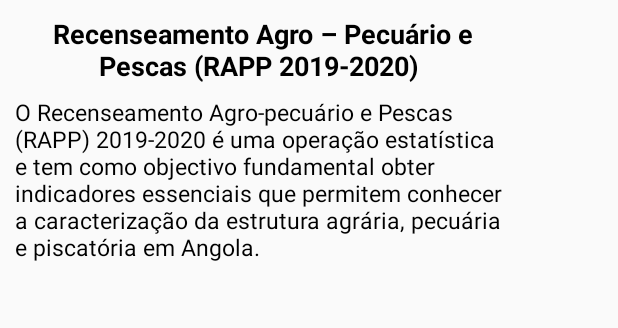
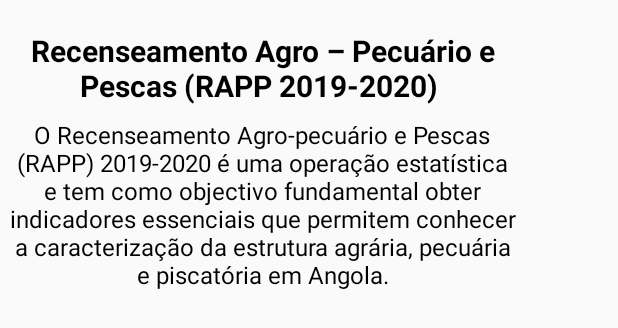
Before and after one commit to amarildofernandes/RappDicionario, an Android app: the layout dialogo_rapp_intro.xml on its own in the app's theme, with its tools: preview values and no code run, on a phone screen of 412 x 824 dp. Shown: the top 328 px of the screen. Run offline under Robolectric (Android 15) with nearby library versions, the phone set to English and light mode, and no system bars.

Commit message:
Faze final Com DialogBox commit

```diff
--- a/app/src/main/java/com/example/rappdicionario/TodasPalavrasFragment.kt
+++ b/app/src/main/java/com/example/rappdicionario/TodasPalavrasFragment.kt
@@ -20,7 +20,6 @@ import proitdevelopers.com.bloomberg.viewModel.PalavraViewModel
 
 class TodasPalavrasFragment : Fragment() {
 
-    lateinit var layoutManager: LinearLayoutManager
     internal val palavrasColecti = mutableListOf<Palavra>()
 
     override fun onCreateView(inflater: LayoutInflater, container: ViewGroup?, savedInstanceState: Bundle?): View? {
@@ -36,7 +35,7 @@ class TodasPalavrasFragment : Fragment() {
 
         palavraViewModel.palavrasLista.observe(this@TodasPalavrasFragment, Observer { palavras ->
             palavras?.let {
-
+                tv_total_palavras.text = "${palavras.size} Palavras"
                 for (palavra in palavras){
                     palavrasColecti.add(palavra)
                 }
--- a/app/src/main/res/layout/dialogo_rapp_intro.xml
+++ b/app/src/main/res/layout/dialogo_rapp_intro.xml
@@ -4,17 +4,19 @@
     xmlns:tools="http://schemas.android.com/tools"
     android:layout_width="350dp"
     android:layout_height="wrap_content"
-    android:padding="10dp">
+    android:padding="4dp"
+    android:textAlignment="center">
 
 
     <TextView
         android:id="@+id/textView"
         android:layout_width="wrap_content"
         android:layout_height="wrap_content"
+        android:layout_marginTop="16dp"
         android:text="Recenseamento Agro – Pecuário e Pescas (RAPP 2019-2020) "
         android:textAlignment="center"
         android:textColor="#000000"
-        android:textSize="18sp"
+        android:textSize="20dp"
         android:textStyle="bold"
         app:layout_constraintEnd_toEndOf="parent"
         app:layout_constraintStart_toStartOf="parent"
@@ -25,9 +27,12 @@
         android:layout_width="0dp"
         android:layout_height="wrap_content"
         android:layout_marginTop="8dp"
+        android:layout_marginBottom="16dp"
+        android:gravity="center"
         android:text="O Recenseamento Agro-pecuário e Pescas (RAPP) 2019-2020 é uma operação estatística e tem como objectivo fundamental obter indicadores essenciais que permitem conhecer a caracterização da estrutura agrária, pecuária e piscatória em Angola."
         android:textColor="#000000"
-        android:textSize="15sp"
+        android:textSize="16sp"
+        app:layout_constraintBottom_toBottomOf="parent"
         app:layout_constraintEnd_toEndOf="parent"
         app:layout_constraintStart_toStartOf="parent"
         app:layout_constraintTop_toBottomOf="@+id/textView" />
--- a/app/src/main/res/layout/fragment_inicial_dic.xml
+++ b/app/src/main/res/layout/fragment_inicial_dic.xml
@@ -78,7 +78,7 @@
         app:layout_constraintTop_toBottomOf="@+id/edit_txt_pesquisa" />
 
     <ImageView
-        android:id="@+id/imageView3"
+        android:id="@+id/img_rapp_logo"
         android:layout_width="60dp"
         android:layout_height="60dp"
         android:src="@drawable/logorapp"
```
Also changed, not shown: app/src/main/java/com/example/rappdicionario/InicialDicFragment.kt (+10 -3 lines), app/src/main/res/layout/fragment_todas_palavras.xml (+11 -1 lines), app/src/main/res/layout/item_palavra.xml (+16 -2 lines).
